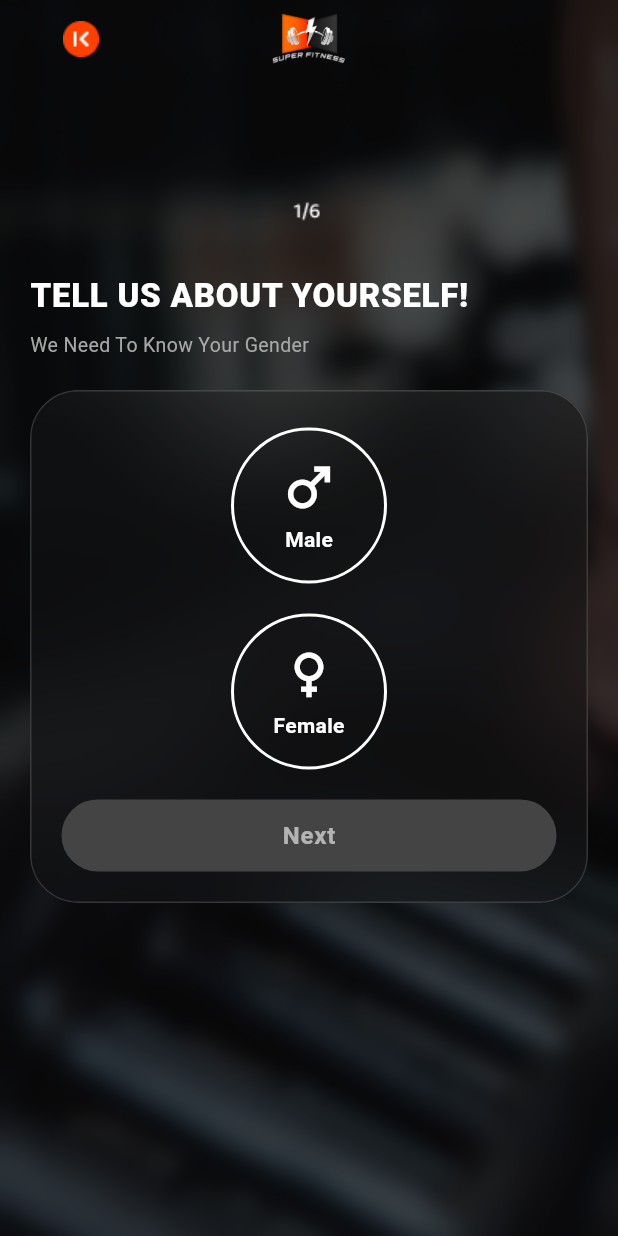
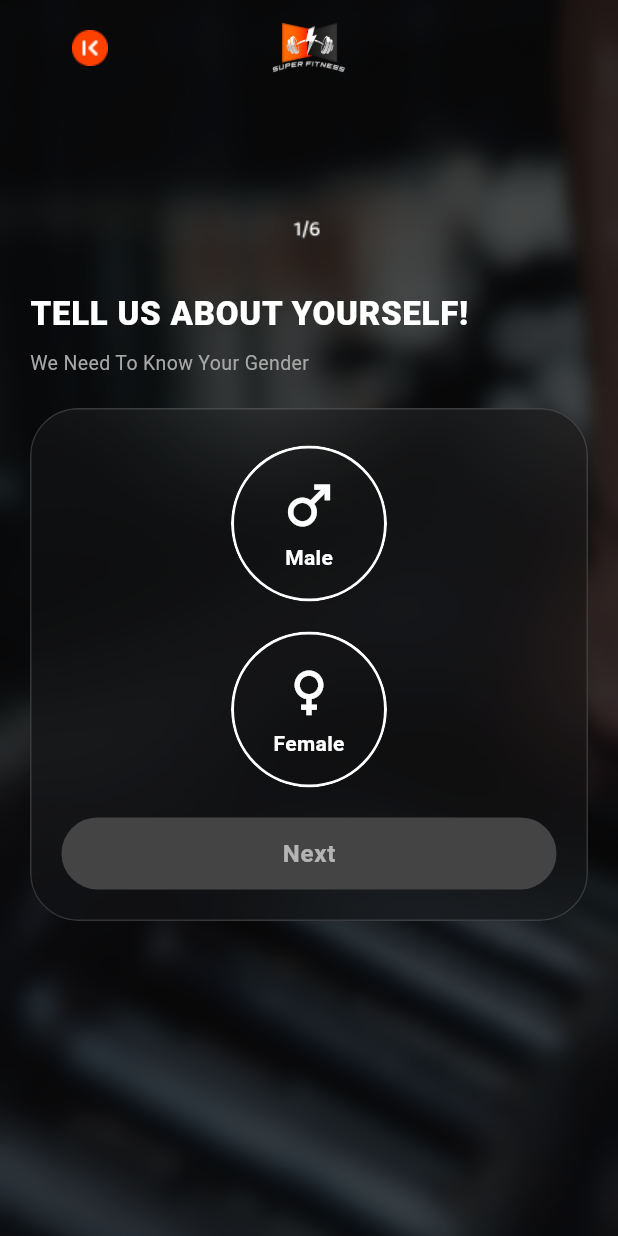
Before and after one commit to super-fitness-app/super-fitness, a Flutter app: the CompleteRegisterView screen opened by its route, on a phone screen of 412 x 824 dp. Run offline on Flutter 3.47's test engine with Material 3 defaults, Android fonts, the phone set to English and light mode, and no system bars; our stand-ins replace bloc, dio, equatable, firebase_auth, firebase_core, flutter_bloc and 7 more; accounts and stored records are empty; generated files the repository leaves out were written again; statements that could not run were skipped.

Commit message:
refactor(auth): add InkWell ripple feedback, precache onboarding images, use accessible IconButton, and expand integration tests

```diff
--- a/lib/features/auth/presentation/register/view/widgets/gender_option_button.dart
+++ b/lib/features/auth/presentation/register/view/widgets/gender_option_button.dart
@@ -17,19 +17,21 @@ class GenderOptionButton extends StatelessWidget {
 
   @override
   Widget build(BuildContext context) {
-    return GestureDetector(
-      onTap: onTap,
-      child: Container(
-        width: 104,
-        height: 104,
-        decoration: BoxDecoration(
-          shape: BoxShape.circle,
+    return Material(
       color: isSelected ? AppColors.orangeBase : Colors.transparent,
-          border: Border.all(
+      shape: CircleBorder(
+        side: BorderSide(
           color: Colors.white.withValues(alpha: isSelected ? 255 : 180),
           width: 2,
         ),
       ),
+      clipBehavior: Clip.antiAlias,
+      child: InkWell(
+        onTap: onTap,
+        customBorder: const CircleBorder(),
+        child: SizedBox(
+          width: 104,
+          height: 104,
           child: Column(
             mainAxisAlignment: MainAxisAlignment.center,
             children: [
@@ -46,6 +48,7 @@ class GenderOptionButton extends StatelessWidget {
             ],
           ),
         ),
+      ),
     );
   }
 }
--- a/lib/features/auth/presentation/register/view/widgets/onboarding_scaffold.dart
+++ b/lib/features/auth/presentation/register/view/widgets/onboarding_scaffold.dart
@@ -5,7 +5,7 @@ import 'package:super_fitness/core/const/app_images.dart';
 import 'onboarding_header.dart';
 import 'onboarding_top_bar.dart';
 
-class OnboardingScaffold extends StatelessWidget {
+class OnboardingScaffold extends StatefulWidget {
   final String stepImage;
   final String title;
   final String? subtitle;
@@ -24,6 +24,18 @@ class OnboardingScaffold extends StatelessWidget {
   });
 
   @override
+  State<OnboardingScaffold> createState() => _OnboardingScaffoldState();
+}
+
+class _OnboardingScaffoldState extends State<OnboardingScaffold> {
+  @override
+  void didChangeDependencies() {
+    super.didChangeDependencies();
+    precacheImage(const AssetImage(AppImages.authBackground), context);
+    precacheImage(AssetImage(widget.stepImage), context);
+  }
+
+  @override
   Widget build(BuildContext context) {
     final screenHeight = MediaQuery.of(context).size.height;
     final topGap = (screenHeight * 0.08).clamp(32.0, 72.0);
@@ -32,7 +44,12 @@ class OnboardingScaffold extends StatelessWidget {
       body: Stack(
         fit: StackFit.expand,
         children: [
-          Image.asset(AppImages.authBackground, fit: BoxFit.cover),
+          const RepaintBoundary(
+            child: Image(
+              image: AssetImage(AppImages.authBackground),
+              fit: BoxFit.cover,
+            ),
+          ),
           Container(color: AppColors.onboardingOverlay),
           SafeArea(
             child: SingleChildScrollView(
@@ -42,17 +59,17 @@ class OnboardingScaffold extends StatelessWidget {
                 child: Column(
                   crossAxisAlignment: CrossAxisAlignment.start,
                   children: [
-                    OnboardingTopBar(onBackTap: onBackTap),
+                    OnboardingTopBar(onBackTap: widget.onBackTap),
                     SizedBox(height: topGap),
                     OnboardingHeader(
-                      stepImage: stepImage,
-                      title: title,
-                      subtitle: subtitle,
+                      stepImage: widget.stepImage,
+                      title: widget.title,
+                      subtitle: widget.subtitle,
                     ),
                     const SizedBox(height: 20),
                     _BlurredContentCard(
-                      content: content,
-                      bottomButton: bottomButton,
+                      content: widget.content,
+                      bottomButton: widget.bottomButton,
                     ),
                     const SizedBox(height: 40),
                   ],
--- a/lib/features/auth/presentation/register/view/widgets/onboarding_top_bar.dart
+++ b/lib/features/auth/presentation/register/view/widgets/onboarding_top_bar.dart
@@ -14,12 +14,15 @@ class OnboardingTopBar extends StatelessWidget {
       child: Row(
         mainAxisAlignment: MainAxisAlignment.spaceBetween,
         children: [
-          GestureDetector(
-            onTap: onBackTap ?? () => context.pop(),
-            child: Image.asset(AppImages.back, width: 36, height: 36),
+          IconButton(
+            onPressed: onBackTap ?? () => context.pop(),
+            icon: Image.asset(AppImages.back, width: 36, height: 36),
+            padding: EdgeInsets.zero,
+            constraints: const BoxConstraints(minWidth: 48, minHeight: 48),
+            splashRadius: 24,
           ),
           Image.asset(AppImages.superFitnessLogo, height: 36),
-          const SizedBox(width: 36),
+          const SizedBox(width: 48),
         ],
       ),
     );
```
Also changed, not shown: lib/features/auth/presentation/register/view/complete_register_view.dart (+13 -0 lines), 2 other files. Lines whose indentation alone changed are shown as unchanged.
